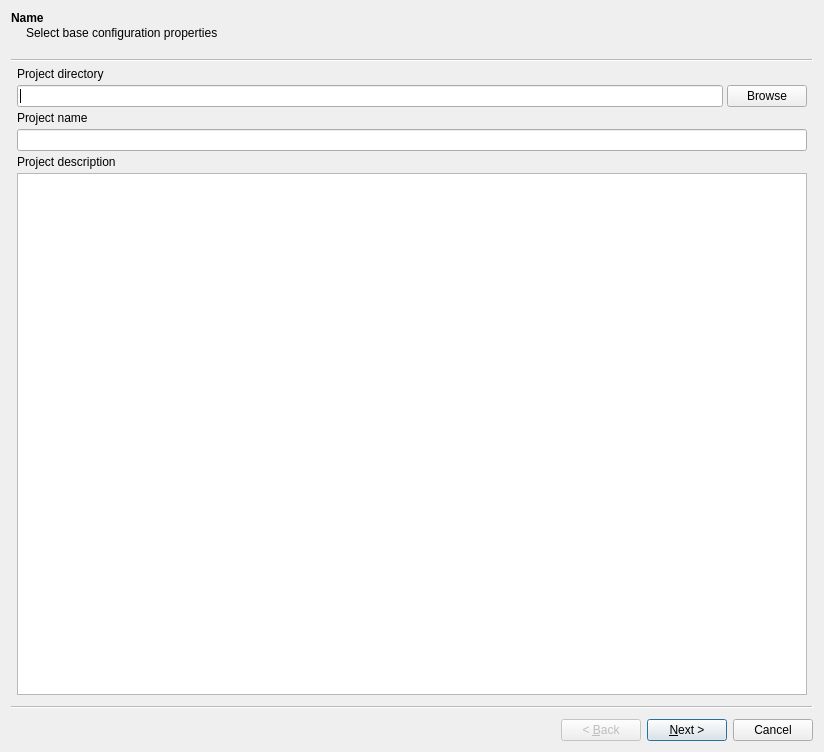
aicommunity/Rdk, file GUI/Qt/UCreateConfigurationWizardWidget.ui: the form before one commit.
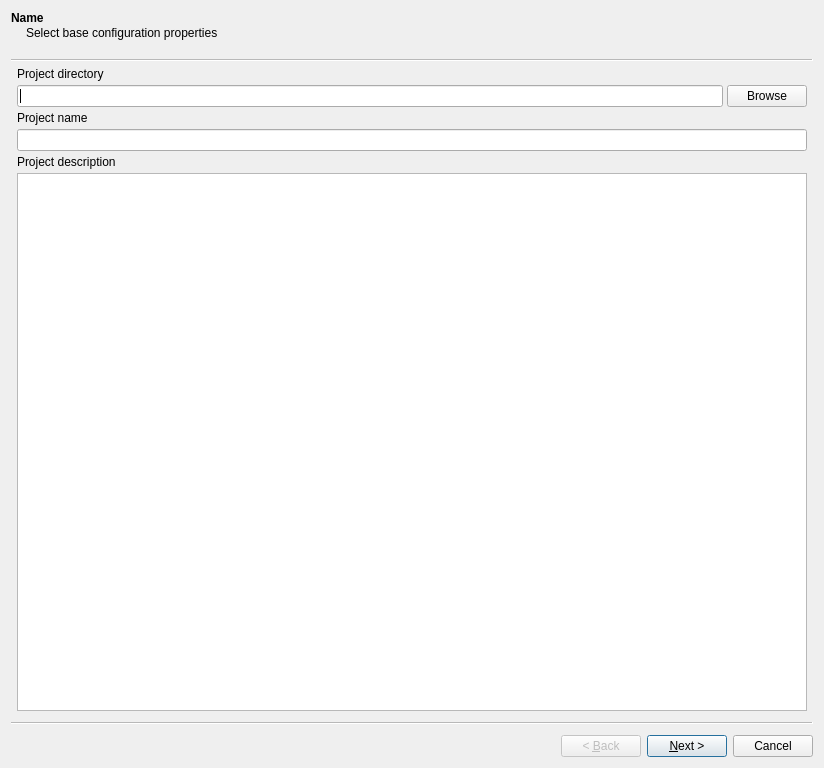
The form after the commit.

Commit message: Update project wizard model particaly implemented #2.

```diff
--- a/GUI/Qt/UCreateConfigurationWizardWidget.ui
+++ b/GUI/Qt/UCreateConfigurationWizardWidget.ui
@@ -7,7 +7,7 @@
     <x>0</x>
     <y>0</y>
     <width>824</width>
-    <height>752</height>
+    <height>768</height>
    </rect>
   </property>
   <property name="windowTitle">
```
Left out of the diff: 192 changed lines with no effect on the pictures. The commit also changes 2 other files.
